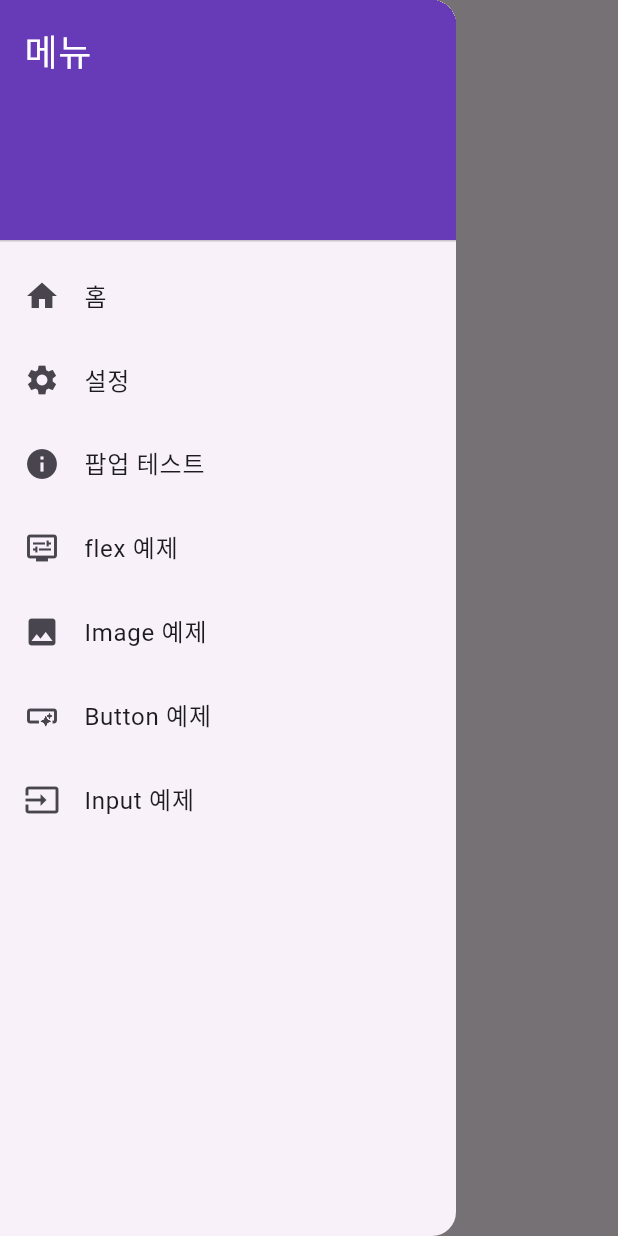
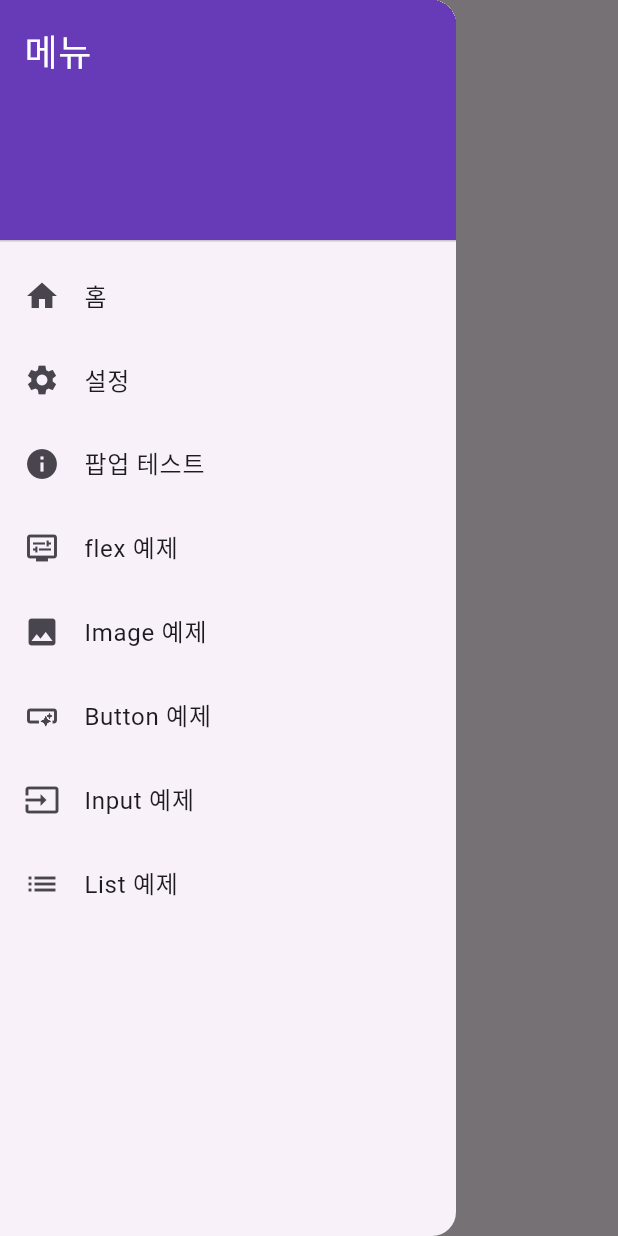
Before and after one commit to parkhyeseong0326/flutter, a Flutter app: the SettingPage screen opened by its route, with the side drawer open, on a phone screen of 412 x 824 dp. Run offline on Flutter 3.47's test engine with Material 3 defaults, Android fonts, the phone set to English and light mode, and no system bars; key blocks and very long unbroken strings in the code were emptied for the run.

```diff
--- a/lib/drawer.dart
+++ b/lib/drawer.dart
@@ -83,6 +83,15 @@ class MyDrawer extends StatelessWidget {
                     context, "/input"
                 );
               }
+          ),
+          ListTile(
+              leading: const Icon(Icons.list),
+              title: const Text('List 예제'),
+              onTap: () {
+                Navigator.pushNamed(
+                    context, "/list"
+                );
+              }
           )
         ],
       ),
--- a/lib/main.dart
+++ b/lib/main.dart
@@ -4,6 +4,7 @@ import 'package:hello/flex_page.dart';
 import 'package:hello/image_page.dart';
 import 'package:hello/input_page.dart';
 import 'package:hello/layout_page.dart';
+import 'package:hello/list_page.dart';
 import 'package:hello/popup_page.dart';
 import 'package:hello/setting_page.dart';
 import 'drawer.dart';
@@ -31,7 +32,8 @@ class MyApp extends StatelessWidget {
         '/flex': (context) => const FlexPage(),
         '/image': (context) => const ImagePage(),
         '/button': (context) => const ButtonPage(),
-        '/input': (context) => const InputPage()
+        '/input': (context) => const InputPage(),
+        '/list' : (context) => const ListPage(),
       },
     );
   }
```
Also changed, not shown: lib/list_page.dart (added, +37 -0 lines).
